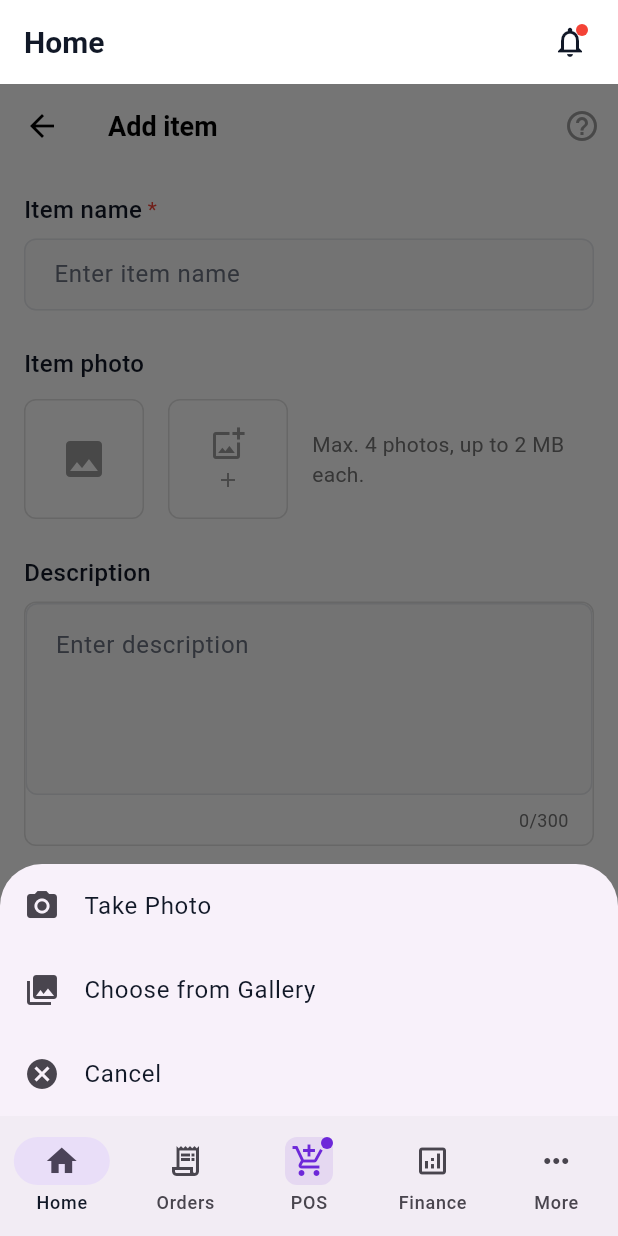
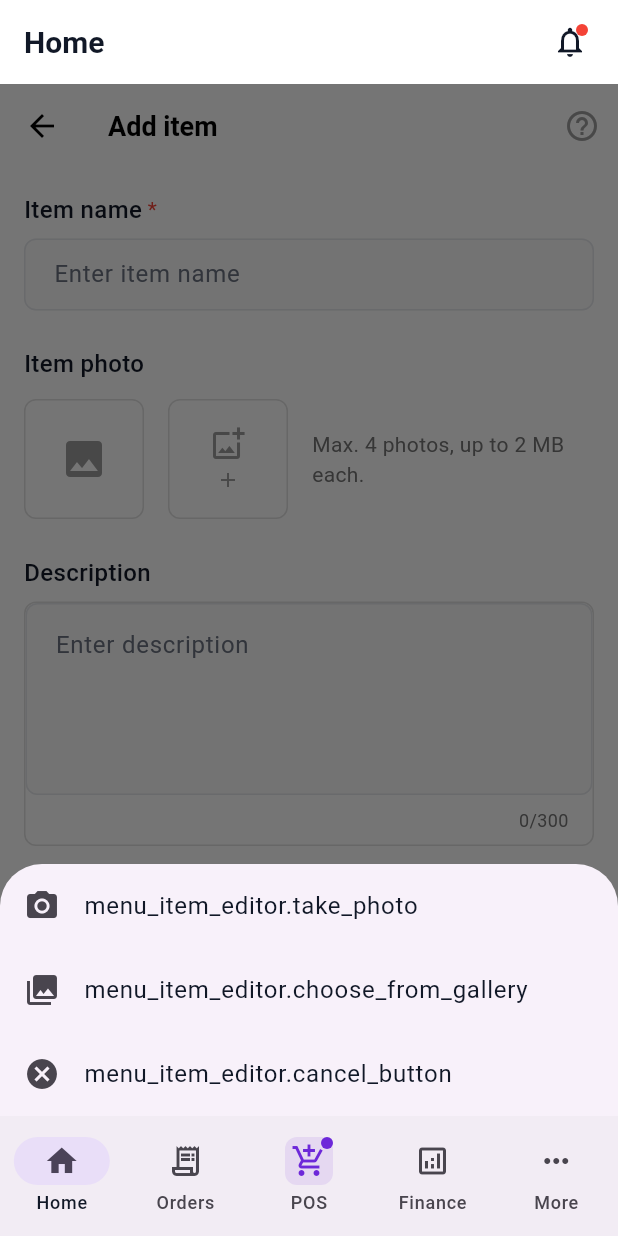
Before and after one commit to nhutquangnguyen/oishimenu-app, a Flutter app: the MenuItemEditorPage screen opened by its route, after a tap on the "add photo alternate" icon, on a phone screen of 412 x 824 dp. Run offline on Flutter 3.47's test engine with Material 3 defaults, Android fonts, the phone set to English and light mode, and no system bars; our stand-ins replace easy_localization, fl_chart, flutter_riverpod, go_router, hive, hive_flutter and 5 more; accounts and stored records are empty.

Commit message:
Translate Menu Item Editor page (10 strings)
Replaced English strings with translation keys:
- Photo management messages (max photos, errors)
- Image source selection dialog (take photo, choose from gallery, cancel)
- Remove photo dialog and button
- Delete item dialog and button

All strings use easy_localization .tr() method with named arguments
for dynamic content (error messages).

🤖 Generated with [Claude Code](https://claude.com/claude-code)

Co-Authored-By: Claude <noreply@anthropic.com>

```diff
--- a/lib/features/menu/presentation/pages/menu_item_editor_page.dart
+++ b/lib/features/menu/presentation/pages/menu_item_editor_page.dart
@@ -1,6 +1,7 @@
 import 'package:flutter/material.dart';
 import 'package:flutter_riverpod/flutter_riverpod.dart';
 import 'package:go_router/go_router.dart';
+import 'package:easy_localization/easy_localization.dart';
 import 'package:image_picker/image_picker.dart';
 import 'package:path_provider/path_provider.dart';
 import 'dart:io';
@@ -622,7 +623,7 @@ class _MenuItemEditorPageState extends ConsumerState<MenuItemEditorPage> {
   Future<void> _addPhoto() async {
     if (_photos.length >= 4) {
       ScaffoldMessenger.of(context).showSnackBar(
-        const SnackBar(content: Text('Maximum 4 photos allowed')),
+        SnackBar(content: Text('menu_item_editor.max_photos'.tr())),
       );
       return;
     }
@@ -651,7 +652,7 @@ class _MenuItemEditorPageState extends ConsumerState<MenuItemEditorPage> {
     } catch (e) {
       if (mounted) {
         ScaffoldMessenger.of(context).showSnackBar(
-          SnackBar(content: Text('Error adding photo: $e')),
+          SnackBar(content: Text('menu_item_editor.error_adding_photo'.tr(namedArgs: {'error': e.toString()}))),
         );
       }
     }
@@ -694,7 +695,7 @@ class _MenuItemEditorPageState extends ConsumerState<MenuItemEditorPage> {
     } catch (e) {
       if (mounted) {
         ScaffoldMessenger.of(context).showSnackBar(
-          SnackBar(content: Text('Error updating photo: $e')),
+          SnackBar(content: Text('menu_item_editor.error_updating_photo'.tr(namedArgs: {'error': e.toString()}))),
         );
       }
     }
@@ -708,17 +709,17 @@ class _MenuItemEditorPageState extends ConsumerState<MenuItemEditorPage> {
         children: [
           ListTile(
             leading: const Icon(Icons.camera_alt),
-            title: const Text('Take Photo'),
+            title: Text('menu_item_editor.take_photo'.tr()),
             onTap: () => Navigator.pop(context, ImageSource.camera),
           ),
           ListTile(
             leading: const Icon(Icons.photo_library),
-            title: const Text('Choose from Gallery'),
+            title: Text('menu_item_editor.choose_from_gallery'.tr()),
             onTap: () => Navigator.pop(context, ImageSource.gallery),
           ),
           ListTile(
             leading: const Icon(Icons.cancel),
-            title: const Text('Cancel'),
+            title: Text('menu_item_editor.cancel_button'.tr()),
             onTap: () => Navigator.pop(context),
           ),
         ],
@@ -796,16 +797,16 @@ class _MenuItemEditorPageState extends ConsumerState<MenuItemEditorPage> {
     final bool? confirm = await showDialog<bool>(
       context: context,
       builder: (context) => AlertDialog(
-        title: const Text('Remove Photo'),
-        content: const Text('Are you sure you want to remove this photo?'),
+        title: Text('menu_item_editor.remove_photo_title'.tr()),
+        content: Text('menu_item_editor.remove_photo_message'.tr()),
         actions: [
           TextButton(
             onPressed: () => Navigator.pop(context, false),
-            child: const Text('Cancel'),
+            child: Text('menu_item_editor.cancel_button'.tr()),
           ),
           TextButton(
             onPressed: () => Navigator.pop(context, true),
-            child: const Text('Remove', style: TextStyle(color: Colors.red)),
+            child: Text('menu_item_editor.remove_button'.tr(), style: const TextStyle(color: Colors.red)),
           ),
         ],
       ),
@@ -862,19 +863,19 @@ class _MenuItemEditorPageState extends ConsumerState<MenuItemEditorPage> {
     showDialog(
       context: context,
       builder: (context) => AlertDialog(
-        title: const Text('Delete Item'),
-        content: const Text('Are you sure you want to delete this menu item?'),
+        title: Text('menu_item_editor.delete_item_title'.tr()),
+        content: Text('menu_item_editor.delete_item_message'.tr()),
         actions: [
           TextButton(
             onPressed: () => Navigator.pop(context),
-            child: const Text('Cancel'),
+            child: Text('menu_item_editor.cancel_button'.tr()),
           ),
           TextButton(
             onPressed: () {
               Navigator.pop(context);
               _performDelete();
             },
-            child: const Text('Delete', style: TextStyle(color: Colors.red)),
+            child: Text('menu_item_editor.delete_button'.tr(), style: const TextStyle(color: Colors.red)),
           ),
         ],
       ),
```
